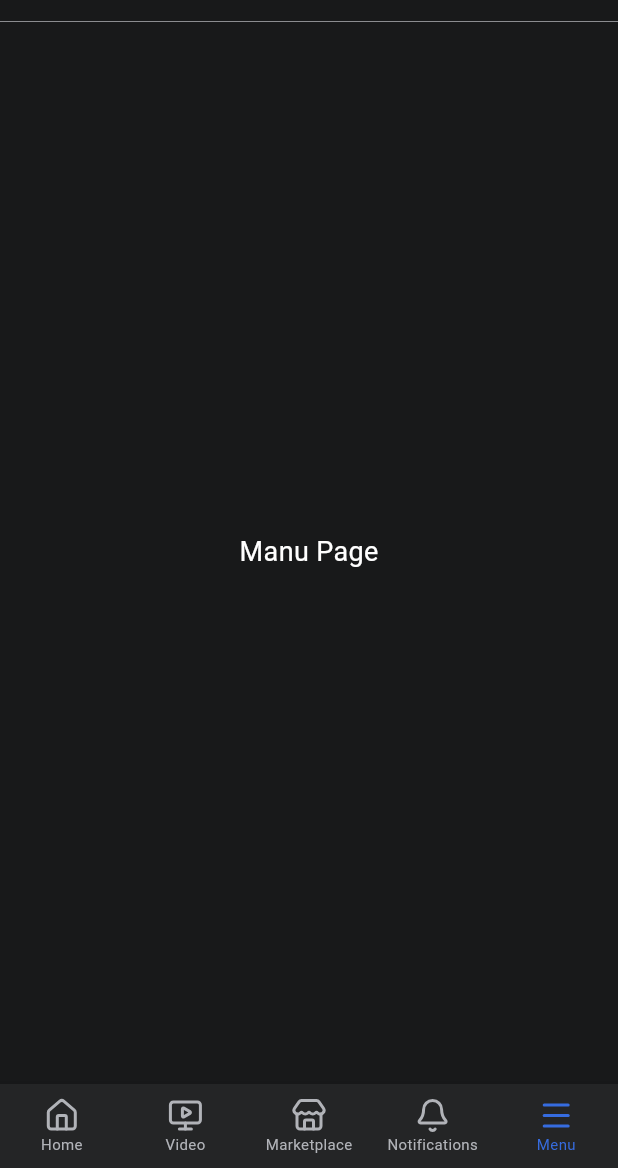
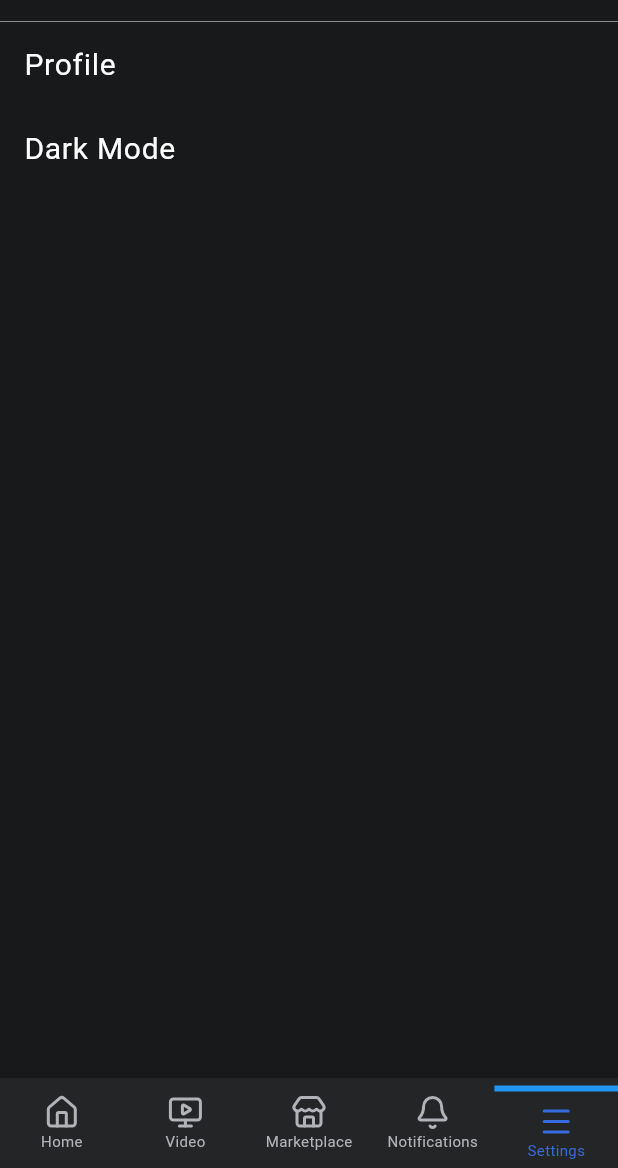
Before and after one commit to SovansunchhayKhoun/facebook_clone, a Flutter app: the screen it shows after launch, item 5 of the bottom bar chosen, on a phone screen of 412 x 824 dp, the part 68-1236 px from its top. Run offline on Flutter 3.47's test engine with Material 3 defaults, Android fonts, the phone set to English and light mode, and no system bars; our stand-ins replace lucide_icons; Roboto replaces fonts that are missing (Facebook Letter Face).

```diff
--- /dev/null
+++ b/lib/components/layout/my_bottom_nagivation_bar.dart
@@ -0,0 +1,91 @@
+import 'package:flutter/material.dart';
+import 'package:lucide_icons/lucide_icons.dart';
+
+class MyBottomNavigationBar extends StatelessWidget {
+  // TODO: should be callable without props
+  final int selectedIndex;
+  final Function(int) navigateBottomBar;
+
+  const MyBottomNavigationBar({
+    super.key,
+    required this.selectedIndex,
+    required this.navigateBottomBar,
+  });
+
+  @override
+  Widget build(BuildContext context) {
+    ColorScheme colorScheme = Theme.of(context).colorScheme;
+
+    return Container(
+      decoration: BoxDecoration(
+        border: Border(
+          top: BorderSide(color: colorScheme.background),
+        ),
+      ),
+      child: BottomNavigationBar(
+        onTap: navigateBottomBar,
+        currentIndex: selectedIndex,
+        items: [
+          _bottomNavigationBarItem(
+            context: context,
+            icon: LucideIcons.home,
+            label: 'Home',
+            selectedIndex: selectedIndex,
+            index: 0,
+          ),
+          _bottomNavigationBarItem(
+            context: context,
+            icon: LucideIcons.monitorPlay,
+            label: 'Video',
+            selectedIndex: selectedIndex,
+            index: 1,
+          ),
+          _bottomNavigationBarItem(
+            context: context,
+            icon: LucideIcons.store,
+            label: 'Marketplace',
+            selectedIndex: selectedIndex,
+            index: 2,
+          ),
+          _bottomNavigationBarItem(
+            context: context,
+            icon: LucideIcons.bell,
+            label: 'Notifications',
+            selectedIndex: selectedIndex,
+            index: 3,
+          ),
+          _bottomNavigationBarItem(
+            context: context,
+            icon: LucideIcons.menu,
+            label: 'Settings',
+            selectedIndex: selectedIndex,
+            index: 4,
+          ),
+        ],
+      ),
+    );
+  }
+
+  BottomNavigationBarItem _bottomNavigationBarItem({
+    required BuildContext context,
+    required IconData icon,
+    required String label,
+    required int selectedIndex,
+    required int index,
+  }) {
+    // ColorScheme colorScheme = Theme.of(context).colorScheme;
+    return BottomNavigationBarItem(
+      icon: Icon(icon),
+      label: label,
+      activeIcon: Column(
+        children: [
+          Container(color: Colors.blue, height: 4),
+          const SizedBox(
+            height: 8,
+          ),
+          Icon(icon),
+        ],
+      ),
+    );
+  }
+}
--- a/lib/constants/route_constant.dart
+++ b/lib/constants/route_constant.dart
@@ -4,4 +4,6 @@ enum RouteConstant {
   marketplaceScreen,
   notificationScreen,
   menuScreen,
+  profileScreen,
+  settingScreen,
 }
--- a/lib/constants/route_constants.dart
+++ /dev/null
@@ -1,3 +0,0 @@
-enum RouteConstant {
-  FeedsScreen,
-}
--- a/lib/layouts/my_app_bar.dart
+++ /dev/null
@@ -1,9 +0,0 @@
-import 'package:flutter/material.dart';
-
-class MyAppBar extends StatelessWidget{
-
-  @override
-  Widget build(BuildContext context) {
-    return const Text('AppBar');
-  }
-}
--- a/lib/layouts/my_bottom_nagivation_bar.dart
+++ /dev/null
@@ -1,96 +0,0 @@
-import 'package:flutter/material.dart';
-import 'package:lucide_icons/lucide_icons.dart';
-
-class MyBottomNavigationBar extends StatelessWidget {
-  final int selectedIndex;
-  final Function(int) navigateBottomBar;
-
-  const MyBottomNavigationBar({
-    super.key,
-    required this.selectedIndex,
-    required this.navigateBottomBar,
-  });
-
-  @override
-  Widget build(BuildContext context) {
-    ColorScheme colorScheme = Theme.of(context).colorScheme;
-
-    return BottomNavigationBarTheme(
-      data: BottomNavigationBarThemeData(
-        type: BottomNavigationBarType.fixed,
-        backgroundColor: colorScheme.secondary,
-        unselectedItemColor: colorScheme.tertiary,
-        selectedItemColor: colorScheme.primary,
-        selectedLabelStyle:
-            const TextStyle(overflow: TextOverflow.visible, fontSize: 10),
-        unselectedLabelStyle:
-            const TextStyle(overflow: TextOverflow.visible, fontSize: 10),
-      ),
-      child: Container(
-        decoration: BoxDecoration(
-            border: Border(top: BorderSide(color: colorScheme.background))),
-        child: BottomNavigationBar(
-          onTap: navigateBottomBar,
-          currentIndex: selectedIndex,
-          items: [
-            bottomNavigationBarItem(
-              context: context,
-              icon: LucideIcons.home,
-              label: 'Home',
-              selectedIndex: selectedIndex,
-              index: 0,
-            ),
-            bottomNavigationBarItem(
-              context: context,
-              icon: LucideIcons.monitorPlay,
-              label: 'Video',
-              selectedIndex: selectedIndex,
-              index: 1,
-            ),
-            bottomNavigationBarItem(
-              context: context,
-              icon: LucideIcons.store,
-              label: 'Marketplace',
-              selectedIndex: selectedIndex,
-              index: 2,
-            ),
-            bottomNavigationBarItem(
-              context: context,
-              icon: LucideIcons.bell,
-              label: 'Notifications',
-              selectedIndex: selectedIndex,
-              index: 3,
-            ),
-            bottomNavigationBarItem(
-              context: context,
-              icon: LucideIcons.menu,
-              label: 'Menu',
-              selectedIndex: selectedIndex,
-              index: 4,
-            ),
-          ],
-        ),
-      ),
-    );
-  }
-}
-
-BottomNavigationBarItem bottomNavigationBarItem({
-  required BuildContext context,
-  required IconData icon,
-  required String label,
-  required int selectedIndex,
-  required int index,
-}) {
-  // ColorScheme colorScheme = Theme.of(context).colorScheme;
-  return BottomNavigationBarItem(
-    icon: Container(
-      child: Icon(
-        icon,
-        // color:
-        // isSelectedIndex ? colorScheme.primary : colorScheme.inversePrimary,
-      ),
-    ),
-    label: label,
-  );
-}
--- a/lib/main.dart
+++ b/lib/main.dart
@@ -1,6 +1,5 @@
 import 'package:flutter/material.dart';
-import 'package:project/constants/route_constants.dart';
-import 'package:project/screens/feeds/feeds_screen.dart';
+import 'package:project/routes/app_route.dart';
 import 'package:project/screens/layout_page.dart';
 import 'package:project/theme/app_theme.dart';
 import 'package:project/theme/theme_provider.dart';
@@ -25,9 +24,7 @@ class MyApp extends StatelessWidget {
     return MaterialApp(
       debugShowCheckedModeBanner: false,
       title: 'Flutter Demo',
-      routes: {
-        RouteConstant.FeedsScreen.name: (context) => const FeedsScreen(),
-      },
+      routes: AppRoute.routes,
       // theme: appTheme,
       home: const LayoutScreen(),
       theme: appTheme(context),
--- a/lib/routes/app_route.dart
+++ b/lib/routes/app_route.dart
@@ -11,7 +11,7 @@ class AppRoute {
     const VideoScreen(),
     const MarketPlaceScreen(),
     const NotificationsScreen(),
-    const MenuScreen(),
+    MenuScreen(),
   ];
 
   static final appTitle = [
@@ -29,6 +29,6 @@ class AppRoute {
         const MarketPlaceScreen(),
     RouteConstant.notificationScreen.name: (context) =>
         const NotificationsScreen(),
-    RouteConstant.menuScreen.name: (context) => const MenuScreen()
+    RouteConstant.menuScreen.name: (context) => MenuScreen(),
   };
 }
--- a/lib/screens/home_screen.dart
+++ /dev/null
@@ -1,18 +0,0 @@
-import 'package:flutter/material.dart';
-import 'package:project/components/layout/app_bar.dart';
-import 'package:project/theme/app_size.dart';
-
-class HomeScreen extends StatelessWidget {
-  const HomeScreen({super.key});
-
-  @override
-  Widget build(BuildContext context) {
-    return const Scaffold(
-      appBar: MyAppBar(),
-      body: SingleChildScrollView(
-        padding: EdgeInsets.all(AppSize.md),
-        child: Text('Home'),
-      ),
-    );
-  }
-}
--- a/lib/screens/layout_page.dart
+++ b/lib/screens/layout_page.dart
@@ -1,6 +1,6 @@
 import 'package:flutter/material.dart';
 import 'package:project/components/layout/app_bar.dart';
-import 'package:project/layouts/my_bottom_nagivation_bar.dart';
+import 'package:project/components/layout/my_bottom_nagivation_bar.dart';
 import 'package:project/routes/app_route.dart';
 
 class LayoutScreen extends StatefulWidget {
@@ -31,7 +31,10 @@ class _LayoutScreenState extends State<LayoutScreen> {
   Widget build(BuildContext context) {
     return Scaffold(
       appBar: const MyAppBar(),
-      body: AppRoute.appPages[_selectedIndex!],
+      body: IndexedStack(
+        index: _selectedIndex,
+        children: AppRoute.appPages,
+      ),
       bottomNavigationBar: MyBottomNavigationBar(
         selectedIndex: _selectedIndex!,
         navigateBottomBar: _navigateBottomBar,
--- a/lib/screens/menu/menu_screen.dart
+++ b/lib/screens/menu/menu_screen.dart
@@ -1,13 +1,51 @@
+import 'package:flutter/cupertino.dart';
 import 'package:flutter/material.dart';
+import 'package:project/constants/route_constant.dart';
+import 'package:project/screens/profile/profile_screen.dart';
+
+class SettingTile {
+  final String title;
+  final String to;
+
+  SettingTile({
+    required this.title,
+    required this.to,
+  });
+}
 
 class MenuScreen extends StatelessWidget {
-  const MenuScreen({super.key});
+  final List<SettingTile> settingsTile = [
+    SettingTile(
+      title: 'Profile',
+      to: RouteConstant.profileScreen.name,
+    ),
+    SettingTile(
+      title: 'Dark Mode',
+      to: RouteConstant.settingScreen.name,
+    ),
+  ];
+
+  MenuScreen({super.key});
 
   @override
   Widget build(BuildContext context) {
-    return const Scaffold(
-      body: Center(
-        child: Text('Manu Page'),
+    return Scaffold(
+      body: Column(
+        children: List.generate(
+          settingsTile.length,
+          (index) => ListTile(
+            onTap: () {
+              Navigator.push(context, CupertinoPageRoute(
+                builder: (context) {
+                  return const ProfileScreen();
+                },
+              ));
+            },
+            title: Text(
+              settingsTile[index].title,
+            ),
+          ),
+        ),
       ),
     );
   }
--- /dev/null
+++ b/lib/screens/profile/profile_screen.dart
@@ -0,0 +1,16 @@
+import 'package:flutter/material.dart';
+import 'package:project/components/layout/app_bar.dart';
+
+class ProfileScreen extends StatelessWidget {
+  const ProfileScreen({super.key});
+
+  @override
+  Widget build(BuildContext context) {
+    return const Scaffold(
+      appBar: MyAppBar(),
+      body: Center(
+        child: Text('Profle screen'),
+      ),
+    );
+  }
+}
--- a/lib/theme/app_theme.dart
+++ b/lib/theme/app_theme.dart
@@ -1,5 +1,6 @@
 import 'package:flutter/material.dart';
 import 'package:project/theme/app_bar_theme.dart';
+import 'package:project/theme/bottom_bar_theme.dart';
 import 'package:project/theme/text_theme.dart';
 import 'package:project/theme/theme_provider.dart';
 import 'package:provider/provider.dart';
@@ -12,5 +13,6 @@ ThemeData appTheme(BuildContext context) {
         Provider.of<ThemeProvider>(context).themeData.background,
     colorScheme: Provider.of<ThemeProvider>(context).themeData,
     textTheme: textTheme,
+    bottomNavigationBarTheme: bottomNavigationBarThemeData,
   );
 }
--- a/lib/theme/base_app_color.dart
+++ b/lib/theme/base_app_color.dart
@@ -2,5 +2,6 @@ import 'package:flutter/material.dart';
 
 class BaseAppColor {
   static const Color primaryColor = Color.fromARGB(255, 54, 108, 224);
-  static const Color tertiary = Color.fromRGBO(177, 179, 184, 1);
+  static const Color secondaryColor = Color.fromRGBO(36, 37, 38, 1);
+  static const Color tertiaryColor = Color.fromRGBO(177, 179, 184, 1);
 }
--- /dev/null
+++ b/lib/theme/bottom_bar_theme.dart
@@ -0,0 +1,12 @@
+import 'package:flutter/material.dart';
+import 'package:project/theme/base_app_color.dart';
+
+BottomNavigationBarThemeData bottomNavigationBarThemeData =
+    const BottomNavigationBarThemeData(
+  type: BottomNavigationBarType.fixed,
+  backgroundColor: BaseAppColor.secondaryColor,
+  unselectedItemColor: BaseAppColor.tertiaryColor,
+  selectedItemColor: BaseAppColor.primaryColor,
+  selectedLabelStyle: TextStyle(overflow: TextOverflow.visible, fontSize: 10),
+  unselectedLabelStyle: TextStyle(overflow: TextOverflow.visible, fontSize: 10),
+);
--- a/lib/theme/dark_mode.dart
+++ b/lib/theme/dark_mode.dart
@@ -3,14 +3,13 @@ import 'package:project/theme/base_app_color.dart';
 
 class DarkModeColor {
   static const Color backgroundColor = Color.fromRGBO(24, 25, 26, 1);
-  static const Color secondaryColor = Color.fromRGBO(36, 37, 38, 1);
   static const Color inversePrimary = Color(0xFF898F9C);
 }
 
 ColorScheme darkMode = const ColorScheme.dark(
   primary: BaseAppColor.primaryColor,
-  secondary: DarkModeColor.secondaryColor,
+  secondary: BaseAppColor.secondaryColor,
   background: DarkModeColor.backgroundColor,
-  tertiary: BaseAppColor.tertiary,
+  tertiary: BaseAppColor.tertiaryColor,
   inversePrimary: DarkModeColor.inversePrimary,
 );
--- a/lib/theme/light_mode.dart
+++ b/lib/theme/light_mode.dart
@@ -8,7 +8,7 @@ class LightModeColor {
 
 ColorScheme lightMode = const ColorScheme.light(
   primary: BaseAppColor.primaryColor,
-  tertiary: BaseAppColor.tertiary,
+  tertiary: BaseAppColor.tertiaryColor,
   background: LightModeColor.backgroundColor,
   inversePrimary: LightModeColor.inversePrimary,
 );
```
